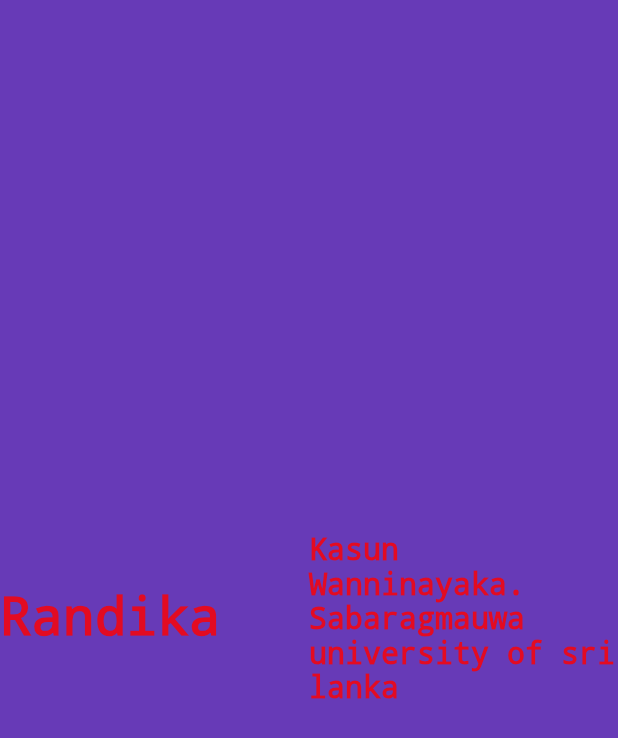
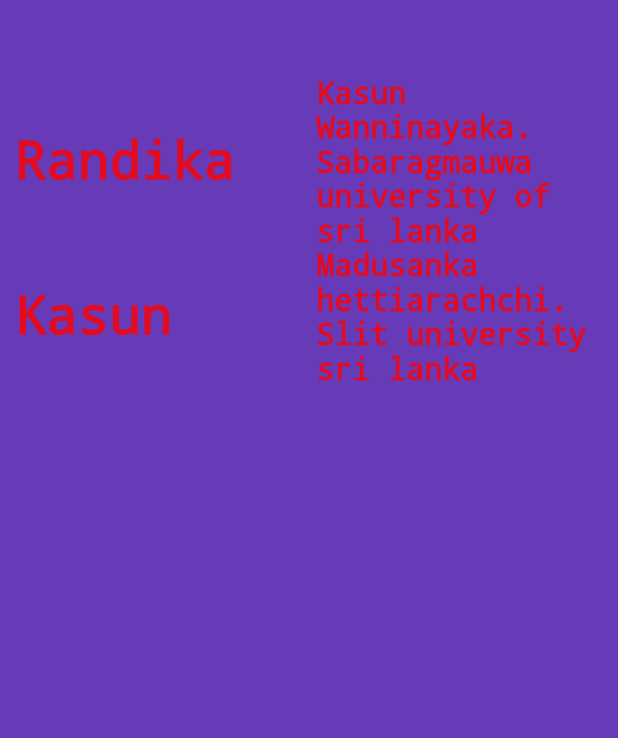
Before and after one commit to randikawann/BasicFlutter, a Flutter app: the screen it shows after launch, on a phone screen of 412 x 824 dp. Shown: the top 738 px of the screen. Run offline on Flutter 3.47's test engine with Material 2 defaults, Android fonts, the phone set to English and light mode, and no system bars.

Commit message:
added column and rows

```diff
--- a/lib/app_screens/home.dart
+++ b/lib/app_screens/home.dart
@@ -1,38 +1,64 @@
 import 'package:flutter/material.dart';
 
-class Home extends StatelessWidget{
+class Home extends StatelessWidget {
   @override
   Widget build(BuildContext context) {
     // TODO: implement build
     return Container(
+      padding: EdgeInsets.only(left: 10.0, top: 50.0),
         alignment: Alignment.center,
         color: Colors.deepPurple,
-      child: Row(
+        child: Column(
           children: <Widget>[
-          Expanded(child: Text(
+            Row(
+              children: <Widget>[
+                Expanded(
+                  child: Text(
                     "Randika",
                     textDirection: TextDirection.ltr,
                     style: TextStyle(
                       decoration: TextDecoration.none,
                       fontSize: 35,
-
                     ),
-
-          ),),
-          Expanded(child: Text(
+                  ),
+                ),
+                Expanded(
+                  child: Text(
                     "Kasun Wanninayaka. Sabaragmauwa university of sri lanka",
                     textDirection: TextDirection.ltr,
                     style: TextStyle(
                       decoration: TextDecoration.none,
                       fontSize: 20,
-
                     ),
-
-          ),)
-
+                  ),
+                )
+              ],
+            ),
+            Row(
+              children: <Widget>[
+                Expanded(
+                  child: Text(
+                    "Kasun",
+                    textDirection: TextDirection.ltr,
+                    style: TextStyle(
+                      decoration: TextDecoration.none,
+                      fontSize: 35,
+                    ),
+                  ),
+                ),
+                Expanded(
+                  child: Text(
+                    "Madusanka hettiarachchi. Slit university sri lanka",
+                    textDirection: TextDirection.ltr,
+                    style: TextStyle(
+                      decoration: TextDecoration.none,
+                      fontSize: 20,
+                    ),
+                  ),
+                )
               ],
             )
-
-    );
+          ],
+        ));
   }
 }
```
Lines whose indentation alone changed are shown as unchanged.
